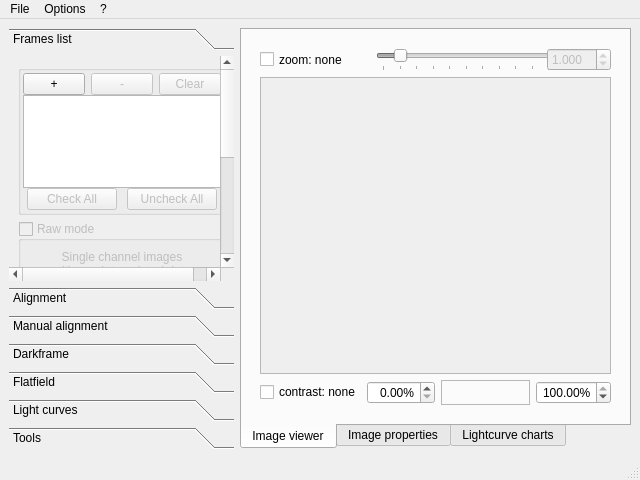
The window that lxnstack-git/src/ui/main.ui (mauritiusdadd/lxnstack) describes before a commit, drawn with Qt 5.
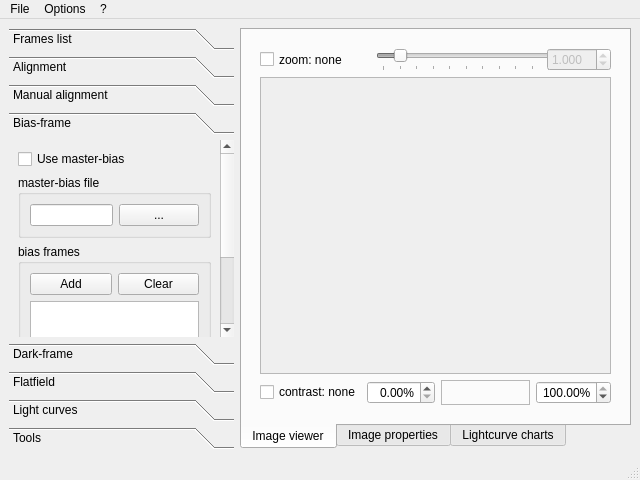
The same window after the commit. The open tabs and pages were chosen to show the change. Icons and pictures are not drawn.

Patch:
```diff
--- a/lxnstack-git/src/ui/main.ui
+++ b/lxnstack-git/src/ui/main.ui
@@ -1056,6 +1056,170 @@
         </item>
        </layout>
       </widget>
+      <widget class="QWidget" name="page_bias">
+       <property name="geometry">
+        <rect>
+         <x>0</x>
+         <y>0</y>
+         <width>198</width>
+         <height>301</height>
+        </rect>
+       </property>
+       <attribute name="label">
+        <string>Bias-frame</string>
+       </attribute>
+       <layout class="QVBoxLayout" name="verticalLayout_36">
+        <item>
+         <widget class="QCheckBox" name="masterBiasCheckBox">
+          <property name="text">
+           <string>Use master-bias</string>
+          </property>
+         </widget>
+        </item>
+        <item>
+         <widget class="QGroupBox" name="masterBiasGroupBox">
+          <property name="sizePolicy">
+           <sizepolicy hsizetype="Preferred" vsizetype="Fixed">
+            <horstretch>0</horstretch>
+            <verstretch>0</verstretch>
+           </sizepolicy>
+          </property>
+          <property name="toolTip">
+           <string>Select an existing master-dark file</string>
+          </property>
+          <property name="title">
+           <string>master-bias file</string>
+          </property>
+          <property name="flat">
+           <bool>false</bool>
+          </property>
+          <property name="checkable">
+           <bool>false</bool>
+          </property>
+          <property name="checked">
+           <bool>false</bool>
+          </property>
+          <layout class="QVBoxLayout" name="verticalLayout_33">
+           <item>
+            <layout class="QHBoxLayout" name="horizontalLayout_21">
+             <item>
+              <widget class="QLineEdit" name="masterBiasLineEdit"/>
+             </item>
+             <item>
+              <widget class="QPushButton" name="masterBiasPushButton">
+               <property name="text">
+                <string>...</string>
+               </property>
+              </widget>
+             </item>
+            </layout>
+           </item>
+          </layout>
+         </widget>
+        </item>
+        <item>
+         <widget class="QGroupBox" name="biasFramesGroupBox">
+          <property name="sizePolicy">
+           <sizepolicy hsizetype="Preferred" vsizetype="Expanding">
+            <horstretch>0</horstretch>
+            <verstretch>0</verstretch>
+           </sizepolicy>
+          </property>
+          <property name="toolTip">
+           <string>Here you can add dark-frames
+to compute master-dark file</string>
+          </property>
+          <property name="title">
+           <string>bias frames</string>
+          </property>
+          <layout class="QVBoxLayout" name="verticalLayout_34">
+           <item>
+            <layout class="QHBoxLayout" name="horizontalLayout_22">
+             <property name="spacing">
+              <number>6</number>
+             </property>
+             <item>
+              <widget class="QPushButton" name="biasAddPushButton">
+               <property name="sizePolicy">
+                <sizepolicy hsizetype="MinimumExpanding" vsizetype="Fixed">
+                 <horstretch>0</horstretch>
+                 <verstretch>0</verstretch>
+                </sizepolicy>
+               </property>
+               <property name="minimumSize">
+                <size>
+                 <width>20</width>
+                 <height>0</height>
+                </size>
+               </property>
+               <property name="maximumSize">
+                <size>
+                 <width>300</width>
+                 <height>16777215</height>
+                </size>
+               </property>
+               <property name="text">
+                <string>Add</string>
+               </property>
+              </widget>
+             </item>
+             <item>
+              <widget class="QPushButton" name="biasClearPushButton">
+               <property name="sizePolicy">
+                <sizepolicy hsizetype="MinimumExpanding" vsizetype="Fixed">
+                 <horstretch>0</horstretch>
+                 <verstretch>0</verstretch>
+                </sizepolicy>
+               </property>
+               <property name="minimumSize">
+                <size>
+                 <width>20</width>
+                 <height>0</height>
+                </size>
+               </property>
+               <property name="text">
+                <string>Clear</string>
+               </property>
+              </widget>
+             </item>
+            </layout>
+           </item>
+           <item>
+            <widget class="QListWidget" name="biasListWidget"/>
+           </item>
+          </layout>
+         </widget>
+        </item>
+        <item>
+         <widget class="QGroupBox" name="groupBox_5">
+          <property name="title">
+           <string>Moltiplication factor</string>
+          </property>
+          <layout class="QVBoxLayout" name="verticalLayout_35">
+           <item>
+            <widget class="QDoubleSpinBox" name="biasMulDoubleSpinBox">
+             <property name="alignment">
+              <set>Qt::AlignRight|Qt::AlignTrailing|Qt::AlignVCenter</set>
+             </property>
+             <property name="decimals">
+              <number>3</number>
+             </property>
+             <property name="maximum">
+              <double>99999999.000000000000000</double>
+             </property>
+             <property name="singleStep">
+              <double>0.100000000000000</double>
+             </property>
+             <property name="value">
+              <double>1.000000000000000</double>
+             </property>
+            </widget>
+           </item>
+          </layout>
+         </widget>
+        </item>
+       </layout>
+      </widget>
       <widget class="QWidget" name="page_dark">
        <property name="geometry">
         <rect>
@@ -1066,7 +1230,7 @@
         </rect>
        </property>
        <attribute name="label">
-        <string>Darkframe</string>
+        <string>Dark-frame</string>
        </attribute>
        <layout class="QVBoxLayout" name="verticalLayout">
         <item>
```
Left out of the diff: 18 changed lines with no effect on the pictures.
